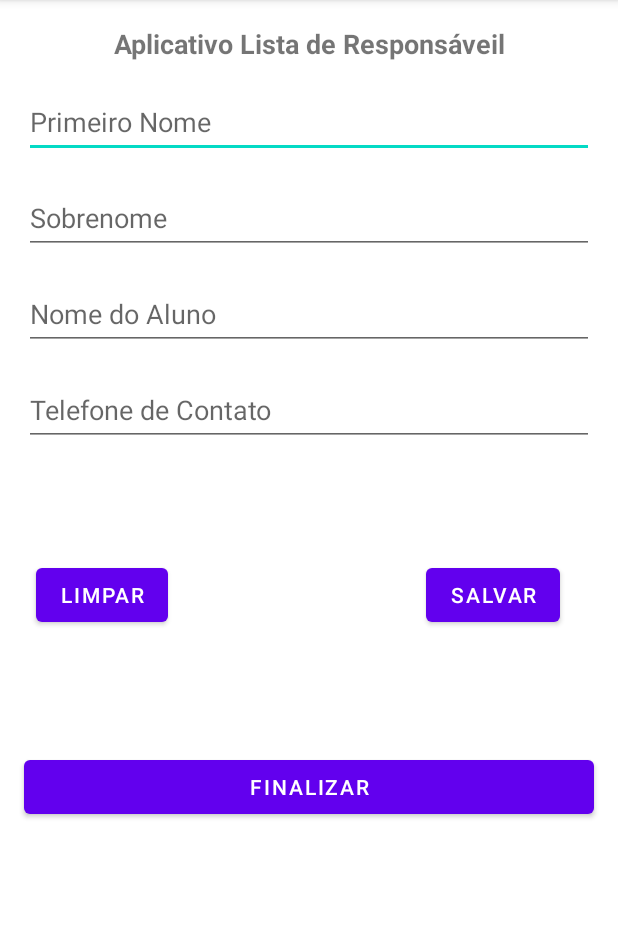
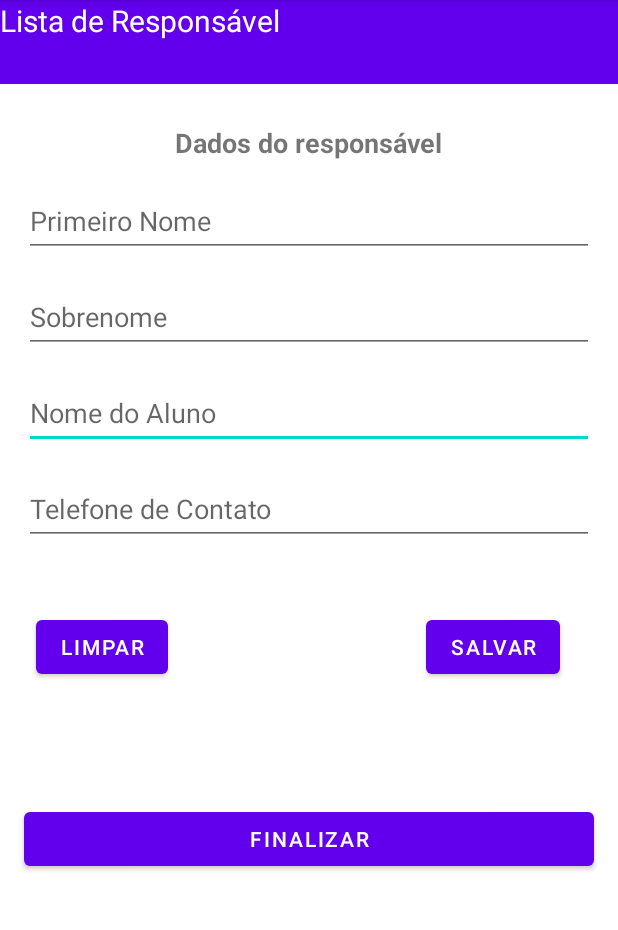
Before and after one commit to fernandoppm/Desenvolvimento_Android, an Android app: the screen it shows after launch (MainActivity), on a phone screen of 412 x 824 dp, the part 84-1014 px from its top. Run offline under Robolectric (Android 15) with nearby library versions, the phone set to English and light mode, and no system bars.

Commit message:
Atualização do layout

```diff
--- a/AppLista/app/src/main/res/layout/activity_main.xml
+++ b/AppLista/app/src/main/res/layout/activity_main.xml
@@ -5,6 +5,7 @@
     android:layout_width="match_parent"
     android:layout_height="match_parent"
     tools:context=".MainActivity">
+
 
     <TextView
         android:id="@+id/txtTitulo"
@@ -16,15 +17,28 @@
         app:layout_constraintBottom_toBottomOf="parent"
         app:layout_constraintEnd_toEndOf="parent"
         app:layout_constraintStart_toStartOf="parent"
-        app:layout_constraintTop_toTopOf="parent"
-        app:layout_constraintVertical_bias="0.022" />
+        app:layout_constraintTop_toBottomOf="@+id/toolbar"
+        app:layout_constraintVertical_bias="0.039" />
+
+    <EditText
+        android:id="@+id/editNomedoAluno"
+        android:layout_width="match_parent"
+        android:layout_height="48dp"
+        android:layout_margin="16dp"
+        android:layout_marginTop="8dp"
+        android:ems="10"
+        android:hint="@string/text_hint_edit_nome_do_aluno"
+        android:inputType="textPersonName"
+        app:layout_constraintEnd_toEndOf="parent"
+        app:layout_constraintStart_toStartOf="parent"
+        app:layout_constraintTop_toBottomOf="@+id/editSobrenome" />
 
     <EditText
         android:id="@+id/editPrimeiroNome"
         android:layout_width="match_parent"
         android:layout_height="48dp"
         android:layout_margin="16dp"
-        android:layout_marginTop="92dp"
+        android:layout_marginTop="48dp"
         android:ems="10"
         android:hint="@string/text_hint_edit_primeiro_nome"
         android:inputType="textPersonName"
@@ -37,7 +51,7 @@
         android:layout_width="match_parent"
         android:layout_height="48dp"
         android:layout_margin="16dp"
-        android:layout_marginTop="16dp"
+        android:layout_marginTop="24dp"
         android:ems="10"
         android:hint="@string/txt_hint_edit_sobrenome"
         android:inputType="textPersonName"
@@ -46,25 +60,11 @@
         app:layout_constraintTop_toBottomOf="@+id/editPrimeiroNome" />
 
     <EditText
-        android:id="@+id/editNomedoAluno"
-        android:layout_width="match_parent"
-        android:layout_height="48dp"
-        android:layout_margin="16dp"
-        android:layout_marginTop="16dp"
-        android:ems="10"
-        android:hint="@string/text_hint_edit_nome_do_aluno"
-        android:inputType="textPersonName"
-        app:layout_constraintEnd_toEndOf="parent"
-        app:layout_constraintStart_toStartOf="parent"
-        app:layout_constraintTop_toBottomOf="@+id/editSobrenome" />
-
-
-    <EditText
         android:id="@+id/editTelefonedeContato"
         android:layout_width="match_parent"
         android:layout_height="48dp"
         android:layout_margin="16dp"
-        android:layout_marginTop="16dp"
+        android:layout_marginTop="12dp"
         android:ems="10"
         android:hint="@string/txt_hint_edit_telefone_de_contato"
         android:importantForAutofill="no"
@@ -112,4 +112,28 @@
         app:layout_constraintTop_toBottomOf="@+id/editTelefonedeContato"
         app:layout_constraintVertical_bias="0.48" />
 
+    <androidx.appcompat.widget.Toolbar
+        android:id="@+id/toolbar"
+        android:layout_width="match_parent"
+        android:layout_height="wrap_content"
+        android:background="?attr/colorPrimary"
+        android:minHeight="?attr/actionBarSize"
+        android:theme="?attr/actionBarTheme"
+        app:layout_constraintEnd_toEndOf="parent"
+        app:layout_constraintHorizontal_bias="0.0"
+        app:layout_constraintStart_toStartOf="parent"
+        tools:ignore="MissingConstraints"
+        tools:layout_editor_absoluteY="-1dp" />
+
+    <TextView
+        android:id="@+id/textView"
+        android:layout_width="wrap_content"
+        android:layout_height="wrap_content"
+        android:text="@string/txt_app_Lista"
+        android:textColor="#FFFFFF"
+        android:textSize="20sp"
+        tools:ignore="MissingConstraints"
+        tools:layout_editor_absoluteX="110dp"
+        tools:layout_editor_absoluteY="16dp" />
+
 </androidx.constraintlayout.widget.ConstraintLayout>
--- a/AppLista/app/src/main/res/values/strings.xml
+++ b/AppLista/app/src/main/res/values/strings.xml
@@ -1,6 +1,6 @@
 <resources>
     <string name="app_name">AppLista</string>
-    <string name="txt_titulo">Aplicativo Lista de Responsáveil</string>
+    <string name="txt_titulo">Dados do responsável</string>
     <string name="text_hint_edit_primeiro_nome">Primeiro Nome</string>
     <string name="txt_hint_edit_sobrenome">Sobrenome</string>
     <string name="text_hint_edit_nome_do_aluno">Nome do Aluno</string>
@@ -8,4 +8,5 @@
     <string name="txt_button_limpar">LIMPAR</string>
     <string name="txt_button_salvar">SALVAR</string>
     <string name="txt_button_finalizar">FINALIZAR</string>
+    <string name="txt_app_Lista">Lista de Responsável</string>
 </resources>
```
